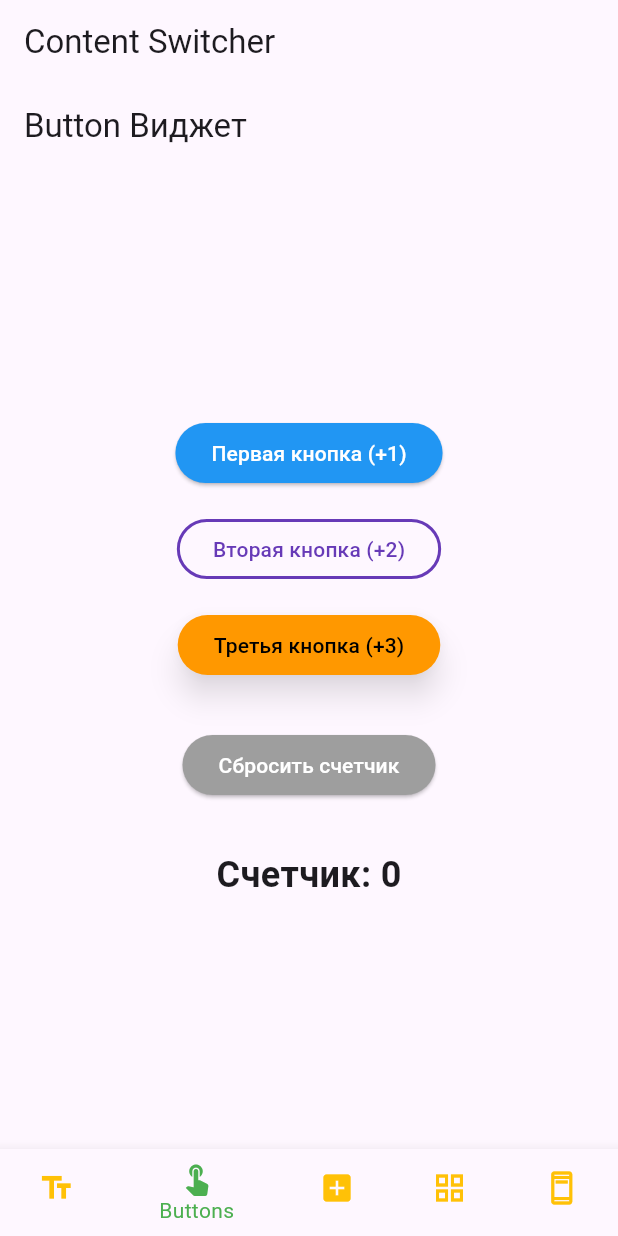
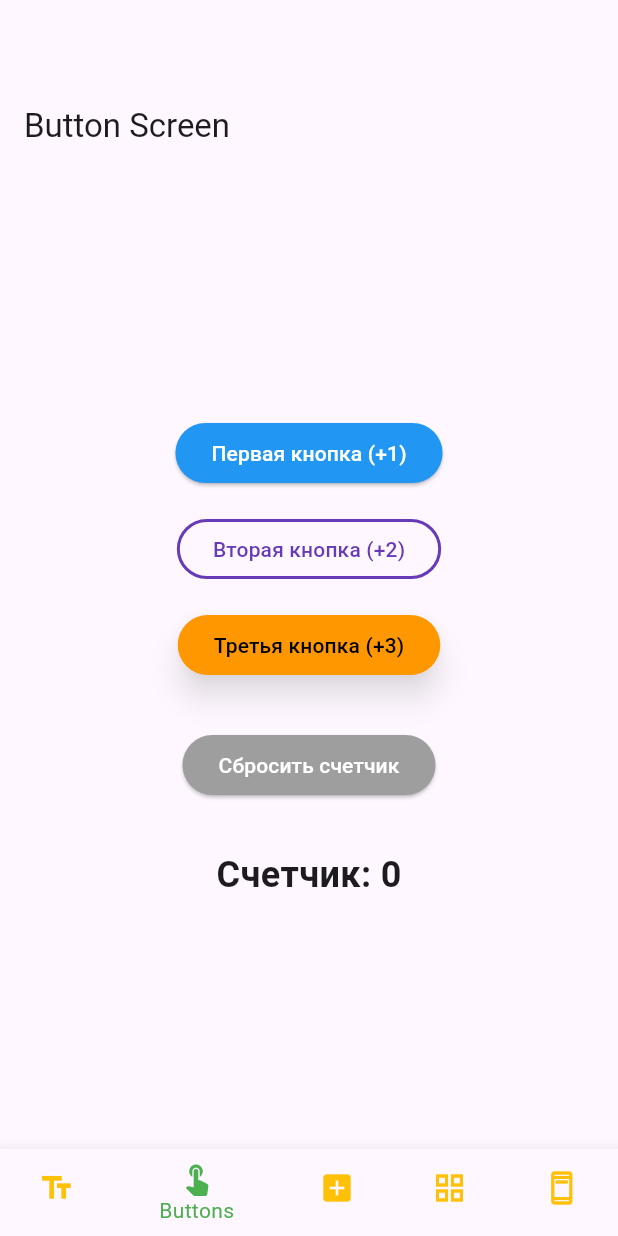
Before and after one commit to Werneser/flutter3, a Flutter app: the screen it shows after launch, item 2 of the bottom bar chosen, on a phone screen of 412 x 824 dp. Run offline on Flutter 3.47's test engine with Material 3 defaults, Android fonts, the phone set to English and light mode, and no system bars.

Commit message:
Обновленние Padding

```diff
--- a/lib/Screens/ButtonScreen.dart
+++ b/lib/Screens/ButtonScreen.dart
@@ -24,24 +24,21 @@
 
   @override
   Widget build(BuildContext context) {
-    // Общий стиль кнопок можно вынести в переменную, если нужно.
     return Scaffold(
-      appBar: AppBar(title: Text('Button Виджет')),
+      appBar: AppBar(title: Text('Button Screen')),
       body: Center(
         child: Column(
           mainAxisSize: MainAxisSize.min,
           children: [
-            // Первая кнопка: без особенностей
             ElevatedButton(
               onPressed: () => _increment(1),
               style: ElevatedButton.styleFrom(
-                foregroundColor: Colors.white, backgroundColor: Colors.blue, // цвет текста
+                foregroundColor: Colors.white, backgroundColor: Colors.blue,
               ),
               child: Text('Первая кнопка (+1)'),
             ),
             SizedBox(height: 16),
 
-            // Вторая кнопка: граница
             OutlinedButton(
               onPressed: () => _increment(2),
               style: OutlinedButton.styleFrom(
@@ -51,12 +48,11 @@
             ),
             SizedBox(height: 16),
 
-            // Третья кнопка: тень
             ElevatedButton(
               onPressed: () => _increment(3),
               style: ElevatedButton.styleFrom(
-                foregroundColor: Colors.black, backgroundColor: Colors.orange, // текст
-                elevation: 8.0, // тень
+                foregroundColor: Colors.black, backgroundColor: Colors.orange,
+                elevation: 8.0,
                 shadowColor: Colors.black54,
               ),
               child: Text('Третья кнопка (+3)'),
@@ -72,7 +68,6 @@
             ),
             SizedBox(height: 32),
 
-            // Показатель счетчика
             Text(
               'Счетчик: $_counter',
               style: TextStyle(fontSize: 24, fontWeight: FontWeight.bold),
--- a/lib/Screens/PaddingScreen.dart
+++ b/lib/Screens/PaddingScreen.dart
@@ -31,8 +31,8 @@
           ),
           const SizedBox(height: 8),
           const Padding(
-            padding: EdgeInsets.only(top: 4.0, bottom: 4.0),
-            child: Text('Padding с промежутками.'),
+            padding: EdgeInsets.only(top: 20.0, bottom: 20.0),
+            child: Text('Padding с отдалением.'),
           ),
         ],
       ),
--- a/lib/Screens/TextScreen.dart
+++ b/lib/Screens/TextScreen.dart
@@ -6,7 +6,7 @@
   @override
   Widget build(BuildContext context) {
     return Scaffold(
-      appBar: AppBar(title: Text('Text Виджет')),
+      appBar: AppBar(title: Text('Text Screen')),
       body: Center(
         child: Column(
           mainAxisSize: MainAxisSize.min,
```
Also changed, not shown: lib/Screens/MainScreen.dart (+1 -99 lines).
